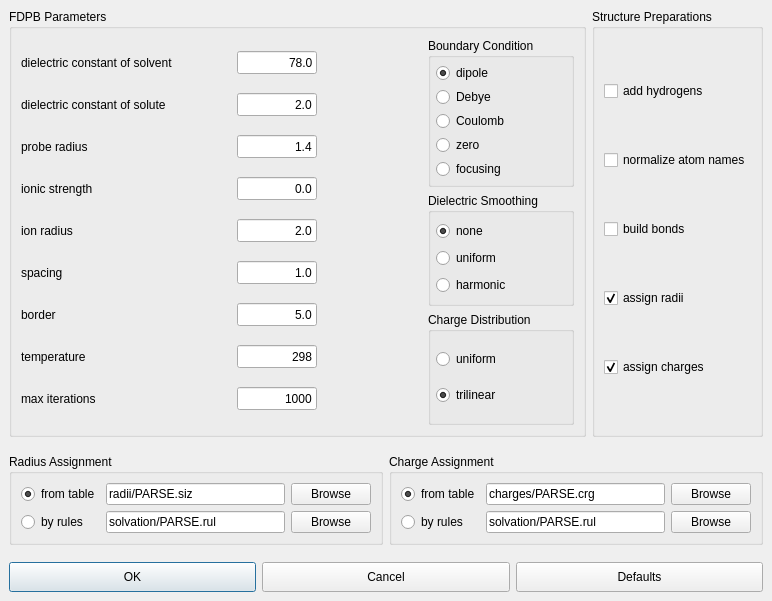
BALL-Project/ball, file source/VIEW/DIALOGS/FDPBDialog.ui: the form before one commit.
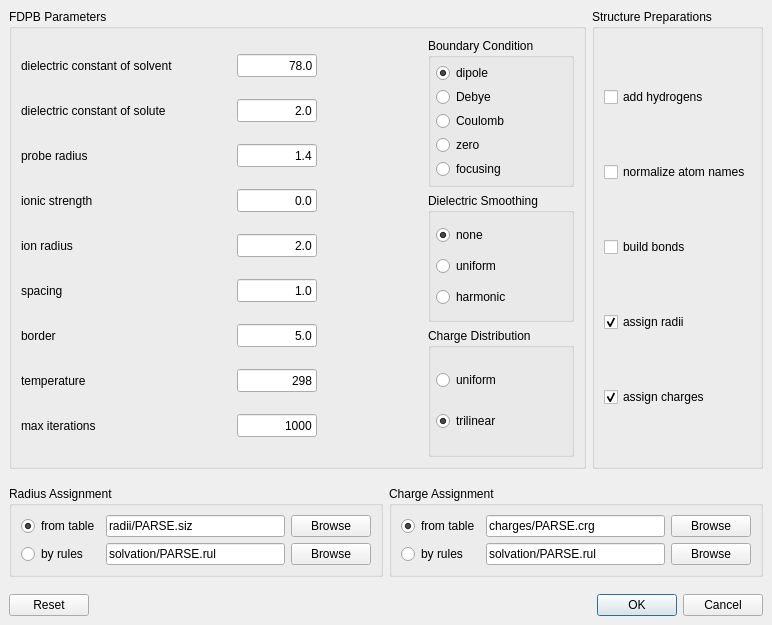
The form after the commit.

Commit message: Added a QDialogbuttonBox to FDPBDialog

What changed in the file:
```diff
--- a/source/VIEW/DIALOGS/FDPBDialog.ui
+++ b/source/VIEW/DIALOGS/FDPBDialog.ui
@@ -3,69 +3,69 @@
  <comment></comment>
  <exportmacro></exportmacro>
  <class>FDPBDialogData</class>
- <widget class="QDialog" name="FDPBDialogData" >
-  <property name="geometry" >
+ <widget class="QDialog" name="FDPBDialogData">
+  <property name="geometry">
    <rect>
     <x>0</x>
     <y>0</y>
     <width>772</width>
-    <height>601</height>
+    <height>625</height>
    </rect>
   </property>
   <property name="windowTitle" >
    <string>FDPB options</string>
   </property>
-  <layout class="QGridLayout" >
-   <property name="margin" >
-    <number>9</number>
-   </property>
-   <property name="spacing" >
+  <layout class="QVBoxLayout" name="verticalLayout">
+   <property name="spacing">
     <number>6</number>
    </property>
-   <item row="0" column="0" colspan="2" >
-    <layout class="QGridLayout" >
-     <property name="margin" >
+   <property name="margin">
+    <number>9</number>
+   </property>
+   <item>
+    <layout class="QGridLayout">
+     <property name="margin">
       <number>0</number>
      </property>
      <property name="spacing" >
       <number>6</number>
      </property>
-     <item row="0" column="1" >
-      <widget class="QGroupBox" name="buttonGroup3" >
-       <property name="title" >
+     <item row="0" column="1">
+      <widget class="QGroupBox" name="buttonGroup3">
+       <property name="title">
         <string>Structure Preparations</string>
        </property>
-       <layout class="QVBoxLayout" >
-        <property name="margin" >
-         <number>9</number>
-        </property>
-        <property name="spacing" >
+       <layout class="QVBoxLayout">
+        <property name="spacing">
          <number>6</number>
         </property>
+        <property name="margin">
+         <number>9</number>
+        </property>
         <item>
-         <widget class="QCheckBox" name="add_hydrogens" >
-          <property name="text" >
+         <widget class="QCheckBox" name="add_hydrogens">
+          <property name="text">
            <string>add hydrogens</string>
           </property>
          </widget>
         </item>
         <item>
-         <widget class="QCheckBox" name="normalize_names" >
-          <property name="text" >
+         <widget class="QCheckBox" name="normalize_names">
+          <property name="text">
            <string>normalize atom names</string>
           </property>
          </widget>
         </item>
         <item>
-         <widget class="QCheckBox" name="build_bonds" >
-          <property name="text" >
+         <widget class="QCheckBox" name="build_bonds">
+          <property name="text">
            <string>build bonds</string>
           </property>
          </widget>
         </item>
         <item>
-         <widget class="QCheckBox" name="assign_radii" >
-          <property name="text" >
+         <widget class="QCheckBox" name="assign_radii">
+          <property name="text">
            <string>assign radii</string>
           </property>
           <property name="checked" >
@@ -74,8 +74,8 @@
          </widget>
         </item>
         <item>
-         <widget class="QCheckBox" name="assign_charges" >
-          <property name="text" >
+         <widget class="QCheckBox" name="assign_charges">
+          <property name="text">
            <string>assign charges</string>
           </property>
           <property name="checked" >
@@ -86,16 +86,16 @@
        </layout>
       </widget>
      </item>
-     <item row="0" column="0" >
-      <widget class="QGroupBox" name="groupBox4" >
-       <property name="title" >
+     <item row="0" column="0">
+      <widget class="QGroupBox" name="groupBox4">
+       <property name="title">
         <string>FDPB Parameters</string>
        </property>
-       <layout class="QGridLayout" >
-        <property name="margin" >
+       <layout class="QGridLayout">
+        <property name="margin">
          <number>9</number>
         </property>
-        <property name="spacing" >
+        <property name="spacing">
          <number>6</number>
         </property>
         <item row="0" column="2" >
@@ -225,12 +225,10 @@
           </layout>
          </widget>
         </item>
-        <item row="2" column="2" >
-         <widget class="QGroupBox" name="charge_distribution_group" >
-          <property name="sizePolicy" >
-           <sizepolicy>
-            <hsizetype>7</hsizetype>
-            <vsizetype>7</vsizetype>
+        <item row="2" column="2">
+         <widget class="QGroupBox" name="charge_distribution_group">
+          <property name="sizePolicy">
+           <sizepolicy hsizetype="Expanding" vsizetype="Expanding">
             <horstretch>0</horstretch>
             <verstretch>0</verstretch>
            </sizepolicy>
@@ -238,16 +236,16 @@
           <property name="title" >
            <string>Charge Distribution</string>
           </property>
-          <layout class="QGridLayout" >
-           <property name="margin" >
+          <layout class="QGridLayout">
+           <property name="margin">
             <number>5</number>
            </property>
            <property name="spacing" >
             <number>4</number>
            </property>
-           <item row="1" column="0" >
-            <widget class="QRadioButton" name="charge_trilinear" >
-             <property name="text" >
+           <item row="1" column="0">
+            <widget class="QRadioButton" name="charge_trilinear">
+             <property name="text">
               <string>trilinear</string>
              </property>
              <property name="checked" >
@@ -255,9 +253,9 @@
              </property>
             </widget>
            </item>
-           <item row="0" column="0" >
-            <widget class="QRadioButton" name="charge_uniform" >
-             <property name="text" >
+           <item row="0" column="0">
+            <widget class="QRadioButton" name="charge_uniform">
+             <property name="text">
               <string>uniform</string>
              </property>
              <property name="checked" >
@@ -268,12 +266,10 @@
           </layout>
          </widget>
         </item>
-        <item row="1" column="2" >
-         <widget class="QGroupBox" name="smoothing_group" >
-          <property name="sizePolicy" >
-           <sizepolicy>
-            <hsizetype>7</hsizetype>
-            <vsizetype>7</vsizetype>
+        <item row="1" column="2">
+         <widget class="QGroupBox" name="smoothing_group">
+          <property name="sizePolicy">
+           <sizepolicy hsizetype="Expanding" vsizetype="Expanding">
             <horstretch>0</horstretch>
             <verstretch>0</verstretch>
            </sizepolicy>
@@ -281,16 +277,16 @@
           <property name="title" >
            <string>Dielectric Smoothing</string>
           </property>
-          <layout class="QGridLayout" >
-           <property name="margin" >
+          <layout class="QGridLayout">
+           <property name="margin">
             <number>5</number>
            </property>
-           <property name="spacing" >
+           <property name="spacing">
             <number>4</number>
            </property>
-           <item row="0" column="0" >
-            <widget class="QRadioButton" name="smoothing_none" >
-             <property name="text" >
+           <item row="0" column="0">
+            <widget class="QRadioButton" name="smoothing_none">
+             <property name="text">
               <string>none</string>
              </property>
              <property name="checked" >
@@ -298,16 +294,16 @@
              </property>
             </widget>
            </item>
-           <item row="1" column="0" >
-            <widget class="QRadioButton" name="smoothing_uniform" >
-             <property name="text" >
+           <item row="1" column="0">
+            <widget class="QRadioButton" name="smoothing_uniform">
+             <property name="text">
               <string>uniform</string>
              </property>
             </widget>
            </item>
-           <item row="2" column="0" >
-            <widget class="QRadioButton" name="smoothing_harmonic" >
-             <property name="text" >
+           <item row="2" column="0">
+            <widget class="QRadioButton" name="smoothing_harmonic">
+             <property name="text">
               <string>harmonic</string>
              </property>
             </widget>
@@ -315,17 +311,17 @@
           </layout>
          </widget>
         </item>
-        <item rowspan="3" row="0" column="0" >
-         <layout class="QGridLayout" >
-          <property name="margin" >
+        <item row="0" column="0" rowspan="3">
+         <layout class="QGridLayout">
+          <property name="margin">
            <number>0</number>
           </property>
-          <property name="spacing" >
+          <property name="spacing">
            <number>6</number>
           </property>
-          <item row="8" column="1" >
-           <widget class="QLineEdit" name="max_iterations" >
-            <property name="maximumSize" >
+          <item row="8" column="1">
+           <widget class="QLineEdit" name="max_iterations">
+            <property name="maximumSize">
              <size>
               <width>80</width>
               <height>23</height>
@@ -339,12 +335,10 @@
             </property>
            </widget>
           </item>
-          <item row="2" column="0" >
-           <widget class="QLabel" name="textLabel9" >
-            <property name="sizePolicy" >
-             <sizepolicy>
-              <hsizetype>7</hsizetype>
-              <vsizetype>5</vsizetype>
+          <item row="2" column="0">
+           <widget class="QLabel" name="textLabel9">
+            <property name="sizePolicy">
+             <sizepolicy hsizetype="Expanding" vsizetype="Preferred">
               <horstretch>0</horstretch>
               <verstretch>0</verstretch>
              </sizepolicy>
@@ -360,12 +354,10 @@
             </property>
            </widget>
           </item>
-          <item row="5" column="0" >
-           <widget class="QLabel" name="textLabel6" >
-            <property name="sizePolicy" >
-             <sizepolicy>
-              <hsizetype>7</hsizetype>
-              <vsizetype>5</vsizetype>
+          <item row="5" column="0">
+           <widget class="QLabel" name="textLabel6">
+            <property name="sizePolicy">
+             <sizepolicy hsizetype="Expanding" vsizetype="Preferred">
               <horstretch>0</horstretch>
               <verstretch>0</verstretch>
              </sizepolicy>
@@ -381,12 +373,10 @@
             </property>
            </widget>
           </item>
-          <item row="4" column="0" >
-           <widget class="QLabel" name="textLabel7" >
-            <property name="sizePolicy" >
-             <sizepolicy>
-              <hsizetype>7</hsizetype>
-              <vsizetype>5</vsizetype>
+          <item row="4" column="0">
+           <widget class="QLabel" name="textLabel7">
+            <property name="sizePolicy">
+             <sizepolicy hsizetype="Expanding" vsizetype="Preferred">
               <horstretch>0</horstretch>
               <verstretch>0</verstretch>
              </sizepolicy>
@@ -402,9 +392,9 @@
             </property>
            </widget>
           </item>
-          <item row="0" column="1" >
-           <widget class="QLineEdit" name="dc_solvent" >
-            <property name="minimumSize" >
+          <item row="0" column="1">
+           <widget class="QLineEdit" name="dc_solvent">
+            <property name="minimumSize">
              <size>
               <width>80</width>
               <height>0</height>
@@ -424,9 +414,9 @@
             </property>
            </widget>
           </item>
-          <item row="7" column="1" >
-           <widget class="QLineEdit" name="temperature" >
-            <property name="maximumSize" >
+          <item row="7" column="1">
+           <widget class="QLineEdit" name="temperature">
+            <property name="maximumSize">
              <size>
               <width>80</width>
               <height>23</height>
@@ -440,12 +430,10 @@
             </property>
            </widget>
           </item>
-          <item row="8" column="0" >
-           <widget class="QLabel" name="textLabel1" >
-            <property name="sizePolicy" >
-             <sizepolicy>
-              <hsizetype>7</hsizetype>
-              <vsizetype>5</vsizetype>
+          <item row="8" column="0">
+           <widget class="QLabel" name="textLabel1">
+            <property name="sizePolicy">
+             <sizepolicy hsizetype="Expanding" vsizetype="Preferred">
               <horstretch>0</horstretch>
               <verstretch>0</verstretch>
              </sizepolicy>
@@ -461,12 +449,10 @@
             </property>
            </widget>
           </item>
-          <item row="6" column="0" >
-           <widget class="QLabel" name="textLabel5" >
-            <property name="sizePolicy" >
-             <sizepolicy>
-              <hsizetype>7</hsizetype>
-              <vsizetype>5</vsizetype>
+          <item row="6" column="0">
+           <widget class="QLabel" name="textLabel5">
+            <property name="sizePolicy">
+             <sizepolicy hsizetype="Expanding" vsizetype="Preferred">
               <horstretch>0</horstretch>
               <verstretch>0</verstretch>
              </sizepolicy>
@@ -482,9 +468,9 @@
             </property>
            </widget>
           </item>
-          <item row="4" column="1" >
-           <widget class="QLineEdit" name="ion_radius" >
-            <property name="maximumSize" >
+          <item row="4" column="1">
+           <widget class="QLineEdit" name="ion_radius">
+            <property name="maximumSize">
              <size>
               <width>80</width>
               <height>23</height>
@@ -498,9 +484,9 @@
             </property>
            </widget>
           </item>
-          <item row="5" column="1" >
-           <widget class="QLineEdit" name="spacing" >
-            <property name="maximumSize" >
+          <item row="5" column="1">
+           <widget class="QLineEdit" name="spacing">
+            <property name="maximumSize">
              <size>
               <width>80</width>
               <height>23</height>
@@ -514,9 +500,9 @@
             </property>
            </widget>
           </item>
-          <item row="3" column="1" >
-           <widget class="QLineEdit" name="ionic_strenght" >
-            <property name="maximumSize" >
+          <item row="3" column="1">
+           <widget class="QLineEdit" name="ionic_strenght">
+            <property name="maximumSize">
              <size>
               <width>80</width>
               <height>23</height>
@@ -530,12 +516,10 @@
             </property>
            </widget>
           </item>
-          <item row="7" column="0" >
-           <widget class="QLabel" name="textLabel4" >
-            <property name="sizePolicy" >
-             <sizepolicy>
-              <hsizetype>7</hsizetype>
-              <vsizetype>5</vsizetype>
+          <item row="7" column="0">
+           <widget class="QLabel" name="textLabel4">
+            <property name="sizePolicy">
+             <sizepolicy hsizetype="Expanding" vsizetype="Preferred">
               <horstretch>0</horstretch>
               <verstretch>0</verstretch>
              </sizepolicy>
@@ -551,12 +535,10 @@
             </property>
            </widget>
           </item>
-          <item row="0" column="0" >
-           <widget class="QLabel" name="textLabel2" >
-            <property name="sizePolicy" >
-             <sizepolicy>
-              <hsizetype>7</hsizetype>
-              <vsizetype>5</vsizetype>
+          <item row="0" column="0">
+           <widget class="QLabel" name="textLabel2">
+            <property name="sizePolicy">
+             <sizepolicy hsizetype="Expanding" vsizetype="Preferred">
               <horstretch>0</horstretch>
               <verstretch>0</verstretch>
              </sizepolicy>
@@ -572,9 +554,9 @@
             </property>
            </widget>
           </item>
-          <item row="1" column="1" >
-           <widget class="QLineEdit" name="dc_interior" >
-            <property name="maximumSize" >
+          <item row="1" column="1">
+           <widget class="QLineEdit" name="dc_interior">
+            <property name="maximumSize">
              <size>
               <width>80</width>
               <height>23</height>
@@ -588,9 +570,9 @@
             </property>
            </widget>
           </item>
-          <item row="6" column="1" >
-           <widget class="QLineEdit" name="border" >
-            <property name="maximumSize" >
+          <item row="6" column="1">
+           <widget class="QLineEdit" name="border">
+            <property name="maximumSize">
              <size>
               <width>80</width>
               <height>23</height>
@@ -604,9 +586,9 @@
             </property>
            </widget>
           </item>
-          <item row="2" column="1" >
-           <widget class="QLineEdit" name="probe_radius" >
-            <property name="maximumSize" >
+          <item row="2" column="1">
+           <widget class="QLineEdit" name="probe_radius">
+            <property name="maximumSize">
              <size>
               <width>80</width>
               <height>23</height>
@@ -620,12 +602,10 @@
             </property>
            </widget>
           </item>
-          <item row="3" column="0" >
-           <widget class="QLabel" name="textLabel8" >
-            <property name="sizePolicy" >
-             <sizepolicy>
-              <hsizetype>7</hsizetype>
-              <vsizetype>5</vsizetype>
+          <item row="3" column="0">
+           <widget class="QLabel" name="textLabel8">
+            <property name="sizePolicy">
+             <sizepolicy hsizetype="Expanding" vsizetype="Preferred">
               <horstretch>0</horstretch>
               <verstretch>0</verstretch>
              </sizepolicy>
@@ -641,12 +621,10 @@
             </property>
            </widget>
           </item>
-          <item row="1" column="0" >
-           <widget class="QLabel" name="textLabel10" >
-            <property name="sizePolicy" >
-             <sizepolicy>
-              <hsizetype>7</hsizetype>
-              <vsizetype>5</vsizetype>
+          <item row="1" column="0">
+           <widget class="QLabel" name="textLabel10">
+            <property name="sizePolicy">
+             <sizepolicy hsizetype="Expanding" vsizetype="Preferred">
               <horstretch>0</horstretch>
               <verstretch>0</verstretch>
              </sizepolicy>
@@ -664,7 +642,7 @@
           </item>
          </layout>
         </item>
-        <item rowspan="2" row="0" column="1" >
+        <item row="0" column="1" rowspan="2">
          <spacer>
           <property name="orientation" >
            <enum>Qt::Horizontal</enum>
@@ -685,101 +663,7 @@
      </item>
     </layout>
    </item>
-   <item row="4" column="0" colspan="2" >
-    <layout class="QHBoxLayout" >
-     <property name="margin" >
-      <number>0</number>
-     </property>
-     <property name="spacing" >
-      <number>6</number>
-     </property>
-     <item>
-      <widget class="QPushButton" name="ok_button" >
-       <property name="sizePolicy" >
-        <sizepolicy>
-         <hsizetype>1</hsizetype>
-         <vsizetype>7</vsizetype>
-         <horstretch>0</horstretch>
-         <verstretch>0</verstretch>
-        </sizepolicy>
-       </property>
-       <property name="minimumSize" >
-        <size>
-         <width>90</width>
-         <height>30</height>
-        </size>
-       </property>
-       <property name="maximumSize" >
-        <size>
-         <width>32767</width>
-         <height>30</height>
-        </size>
-       </property>
-       <property name="text" >
-        <string>OK</string>
-       </property>
-       <property name="default" >
-        <bool>true</bool>
-       </property>
-      </widget>
-     </item>
-     <item>
-      <widget class="QPushButton" name="cancel_button" >
-       <property name="sizePolicy" >
-        <sizepolicy>
-         <hsizetype>1</hsizetype>
-         <vsizetype>7</vsizetype>
-         <horstretch>0</horstretch>
-         <verstretch>0</verstretch>
-        </sizepolicy>
-       </property>
-       <property name="minimumSize" >
-        <size>
-         <width>90</width>
-         <height>30</height>
-        </size>
-       </property>
-       <property name="maximumSize" >
-        <size>
-         <width>32767</width>
-         <height>30</height>
-        </size>
-       </property>
-       <property name="text" >
-        <string>Cancel</string>
-       </property>
-      </widget>
-     </item>
-     <item>
-      <widget class="QPushButton" name="reset_button" >
-       <property name="sizePolicy" >
-        <sizepolicy>
-         <hsizetype>1</hsizetype>
-         <vsizetype>7</vsizetype>
-         <horstretch>0</horstretch>
-         <verstretch>0</verstretch>
-        </sizepolicy>
-       </property>
-       <property name="minimumSize" >
-        <size>
-         <width>90</width>
-         <height>30</height>
-        </size>
-       </property>
-       <property name="maximumSize" >
-        <size>
-         <width>32767</width>
-         <height>30</height>
-        </size>
-       </property>
-       <property name="text" >
-        <string>Defaults</string>
-       </property>
-      </widget>
-     </item>
-    </layout>
-   </item>
-   <item row="3" column="0" >
+   <item>
     <spacer>
      <property name="orientation" >
       <enum>Qt::Vertical</enum>
@@ -795,29 +679,26 @@
      </property>
     </spacer>
    </item>
-   <item row="2" column="0" colspan="2" >
-    <layout class="QHBoxLayout" >
-     <property name="margin" >
-      <number>0</number>
-     </property>
-     <property name="spacing" >
+   <item>
+    <layout class="QHBoxLayout">
+     <property name="spacing">
       <number>6</number>
      </property>
      <item>
-      <widget class="QGroupBox" name="radii_group" >
-       <property name="title" >
+      <widget class="QGroupBox" name="radii_group">
+       <property name="title">
         <string>Radius Assignment</string>
        </property>
-       <layout class="QGridLayout" >
-        <property name="margin" >
+       <layout class="QGridLayout">
+        <property name="margin">
          <number>9</number>
         </property>
-        <property name="spacing" >
+        <property name="spacing">
          <number>6</number>
         </property>
-        <item row="1" column="1" >
-         <widget class="QLineEdit" name="radii_rules_lineedit" >
-          <property name="text" >
+        <item row="1" column="1">
+         <widget class="QLineEdit" name="radii_rules_lineedit">
+          <property name="text">
            <string>solvation/PARSE.rul</string>
           </property>
           <property name="readOnly" >
@@ -825,9 +706,9 @@
           </property>
          </widget>
         </item>
-        <item row="0" column="0" >
-         <widget class="QRadioButton" name="radii_data_button" >
-          <property name="text" >
+        <item row="0" column="0">
+         <widget class="QRadioButton" name="radii_data_button">
+          <property name="text">
            <string>from table</string>
           </property>
           <property name="checked" >
@@ -835,30 +716,30 @@
           </property>
          </widget>
         </item>
-        <item row="0" column="2" >
-         <widget class="QPushButton" name="radii_data_browse" >
-          <property name="text" >
+        <item row="0" column="2">
+         <widget class="QPushButton" name="radii_data_browse">
+          <property name="text">
            <string>Browse</string>
           </property>
          </widget>
         </item>
-        <item row="0" column="1" >
-         <widget class="QLineEdit" name="radii_data_lineedit" >
-          <property name="text" >
+        <item row="0" column="1">
+         <widget class="QLineEdit" name="radii_data_lineedit">
+          <property name="text">
            <string>radii/PARSE.siz</string>
           </property>
          </widget>
         </item>
-        <item row="1" column="2" >
-         <widget class="QPushButton" name="radii_rules_browse" >
-          <property name="text" >
+        <item row="1" column="2">
+         <widget class="QPushButton" name="radii_rules_browse">
+          <property name="text">
            <string>Browse</string>
           </property>
          </widget>
         </item>
-        <item row="1" column="0" >
-         <widget class="QRadioButton" name="radii_rules_button" >
-          <property name="text" >
+        <item row="1" column="0">
+         <widget class="QRadioButton" name="radii_rules_button">
+          <property name="text">
            <string>by rules</string>
           </property>
          </widget>
@@ -867,34 +748,34 @@
       </widget>
      </item>
      <item>
-      <widget class="QGroupBox" name="charges_group" >
-       <property name="title" >
+      <widget class="QGroupBox" name="charges_group">
+       <property name="title">
         <string>Charge Assignment</string>
        </property>
-       <layout class="QGridLayout" >
-        <property name="margin" >
+       <layout class="QGridLayout">
+        <property name="margin">
          <number>9</number>
         </property>
-        <property name="spacing" >
+        <property name="spacing">
          <number>6</number>
         </property>
-        <item row="1" column="0" >
-         <widget class="QRadioButton" name="charges_rules_button" >
-          <property name="text" >
+        <item row="1" column="0">
+         <widget class="QRadioButton" name="charges_rules_button">
+          <property name="text">
            <string>by rules</string>
           </property>
          </widget>
         </item>
-        <item row="1" column="2" >
-         <widget class="QPushButton" name="charges_rules_browse" >
-          <property name="text" >
+        <item row="1" column="2">
+         <widget class="QPushButton" name="charges_rules_browse">
+          <property name="text">
            <string>Browse</string>
           </property>
          </widget>
         </item>
-        <item row="1" column="1" >
-         <widget class="QLineEdit" name="charges_rules_lineedit" >
-          <property name="text" >
+        <item row="1" column="1">
+         <widget class="QLineEdit" name="charges_rules_lineedit">
+          <property name="text">
            <string>solvation/PARSE.rul</string>
           </property>
           <property name="readOnly" >
@@ -902,23 +783,23 @@
           </property>
          </widget>
         </item>
-        <item row="0" column="2" >
-         <widget class="QPushButton" name="charges_data_browse" >
-          <property name="text" >
+        <item row="0" column="2">
+         <widget class="QPushButton" name="charges_data_browse">
+          <property name="text">
            <string>Browse</string>
           </property>
          </widget>
         </item>
-        <item row="0" column="1" >
-         <widget class="QLineEdit" name="charges_data_lineedit" >
-          <property name="text" >
+        <item row="0" column="1">
+         <widget class="QLineEdit" name="charges_data_lineedit">
+          <property name="text">
            <string>charges/PARSE.crg</string>
           </property>
          </widget>
         </item>
-        <item row="0" column="0" >
-         <widget class="QRadioButton" name="charges_data_button" >
-          <property name="text" >
+        <item row="0" column="0">
+         <widget class="QRadioButton" name="charges_data_button">
+          <property name="text">
            <string>from table</string>
           </property>
           <property name="checked" >
@@ -931,7 +812,7 @@
      </item>
     </layout>
    </item>
-   <item row="1" column="1" >
+   <item>
     <spacer>
      <property name="orientation" >
       <enum>Qt::Vertical</enum>
@@ -947,10 +828,16 @@
      </property>
     </spacer>
    </item>
+   <item>
+    <widget class="QDialogButtonBox" name="buttonBox">
+     <property name="standardButtons">
+      <set>QDialogButtonBox::Cancel|QDialogButtonBox::Ok|QDialogButtonBox::Reset</set>
+     </property>
+    </widget>
+   </item>
   </layout>
  </widget>
- <layoutdefault spacing="6" margin="11" />
- <pixmapfunction></pixmapfunction>
+ <layoutdefault spacing="6" margin="11"/>
  <tabstops>
   <tabstop>dc_solvent</tabstop>
   <tabstop>dc_interior</tabstop>
```
Left out of the diff: 262 changed lines with no effect on the pictures. The commit also changes 2 other files.
